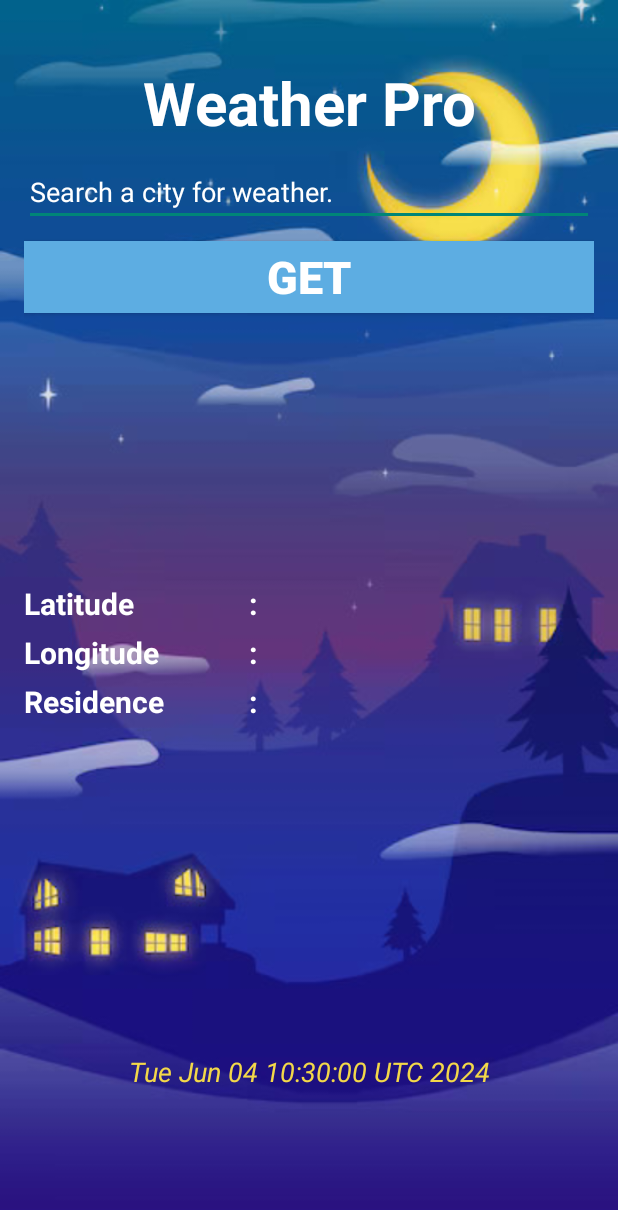
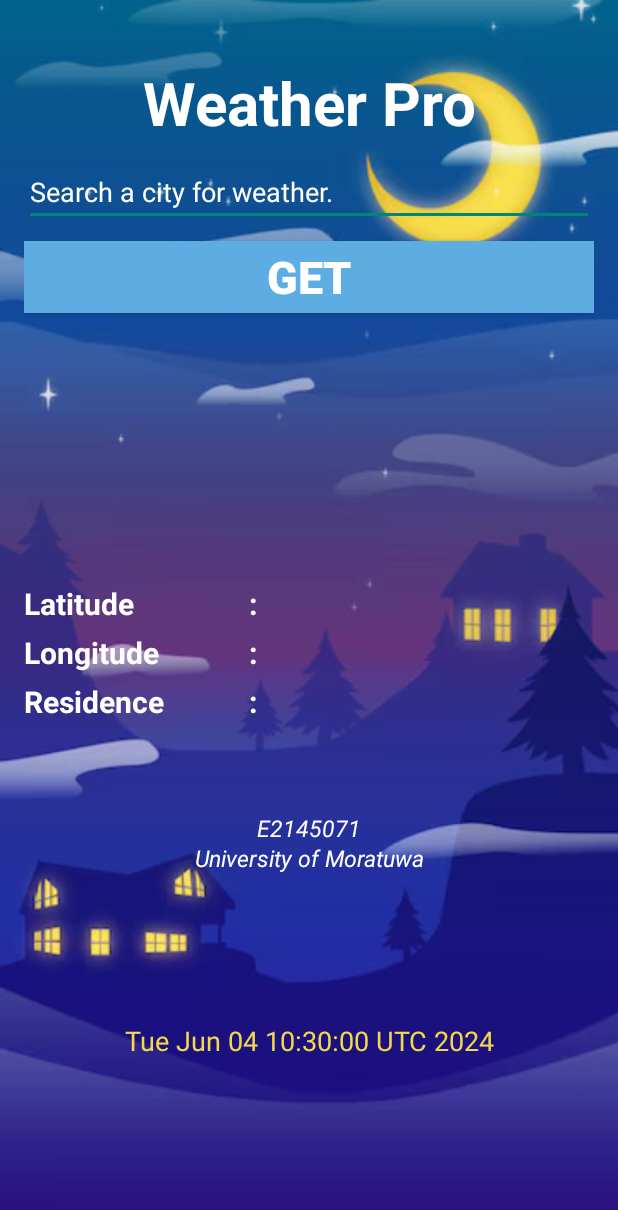
Before and after one commit to ekalumin/MAD-Take-Home-Assingment, an Android app: the first screen one second after launch (MainActivity), on a phone screen of 412 x 824 dp. Shown: the top 1210 px of the screen. Run offline under Robolectric (Android 15) with nearby library versions, the phone set to English and light mode, and no system bars; our stand-ins replace Volley.

Commit message:
added UoM credit and my index number

```diff
--- a/app/src/main/res/layout/activity_main.xml
+++ b/app/src/main/res/layout/activity_main.xml
@@ -166,18 +166,41 @@
     </LinearLayout>
 
     <TextView
+        android:layout_width="match_parent"
+        android:layout_height="20sp"
+        android:layout_marginTop="60sp"
         android:layout_marginLeft="20dp"
         android:layout_marginRight="20dp"
-        android:layout_marginTop="150dp"
+        android:gravity="center"
+        android:text="E2145071"
+        android:textColor="#FFFFFF"
+        android:textSize="15sp"
+        android:textStyle="italic" />
+
+    <TextView
+        android:layout_width="match_parent"
+        android:layout_height="20sp"
+        android:layout_marginLeft="20dp"
+        android:layout_marginRight="20dp"
+        android:gravity="center"
+        android:text="University of Moratuwa"
+        android:textColor="#FFFFFF"
+        android:textSize="15sp"
+        android:textStyle="italic" />
+
+    <TextView
+        android:layout_marginLeft="20dp"
+        android:layout_marginRight="20dp"
+        android:layout_marginTop="100dp"
         android:layout_marginBottom="10dp"
         android:id="@+id/sysTime"
         android:layout_width="match_parent"
-        android:layout_height="match_parent"
+        android:layout_height="20sp"
         android:text="ddfsfsfsfsfs"
         android:gravity="center"
         android:textColor="#F3D849"
         android:textSize="18sp"
-        android:textStyle="italic"
+        android:textStyle="normal"
         />
 
 
```
